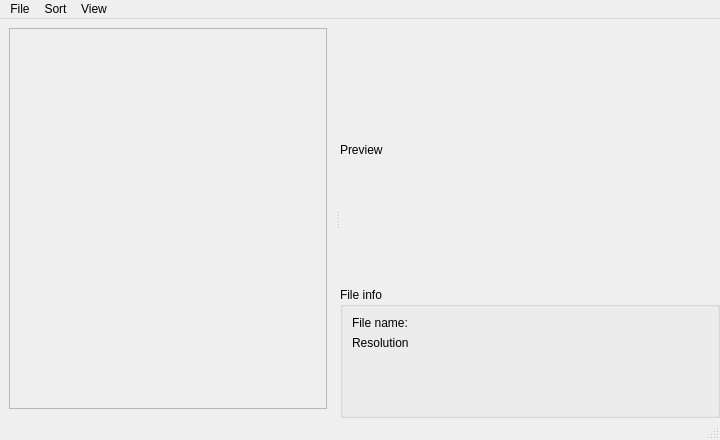
Qt form GUI/designer/MainWindow.ui (slpAkkie/colorful-gallery) before a commit.
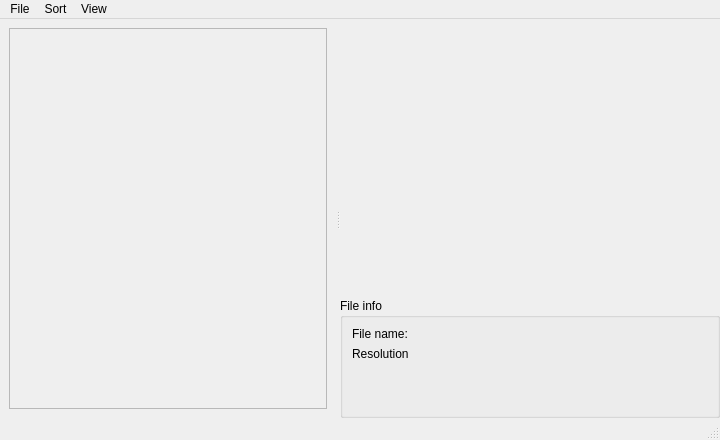
The same form after that commit.

What changed in the file:
```diff
--- a/GUI/designer/MainWindow.ui
+++ b/GUI/designer/MainWindow.ui
@@ -108,7 +108,11 @@
              <verstretch>0</verstretch>
             </sizepolicy>
            </property>
-           <layout class="QGridLayout" name="ThumbnailAreaLayout"/>
+           <layout class="QGridLayout" name="ThumbnailAreaLayout">
+            <property name="sizeConstraint">
+             <enum>QLayout::SetMinAndMaxSize</enum>
+            </property>
+           </layout>
           </widget>
          </widget>
         </item>
@@ -133,11 +137,11 @@
           <property name="sizePolicy">
            <sizepolicy hsizetype="Expanding" vsizetype="Expanding">
             <horstretch>1</horstretch>
-            <verstretch>2</verstretch>
+            <verstretch>1</verstretch>
            </sizepolicy>
           </property>
-          <property name="text">
-           <string>Preview</string>
+          <property name="alignment">
+           <set>Qt::AlignCenter</set>
           </property>
          </widget>
         </item>
@@ -146,7 +150,7 @@
           <property name="sizePolicy">
            <sizepolicy hsizetype="Preferred" vsizetype="Preferred">
             <horstretch>0</horstretch>
-            <verstretch>1</verstretch>
+            <verstretch>0</verstretch>
            </sizepolicy>
           </property>
           <property name="minimumSize">
```
